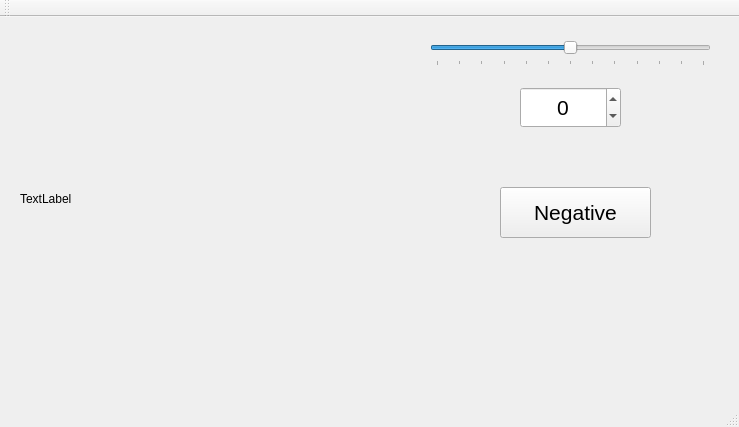
Old version of the form mainwindow.ui in the repository ahmetcihan/opencv_playground.
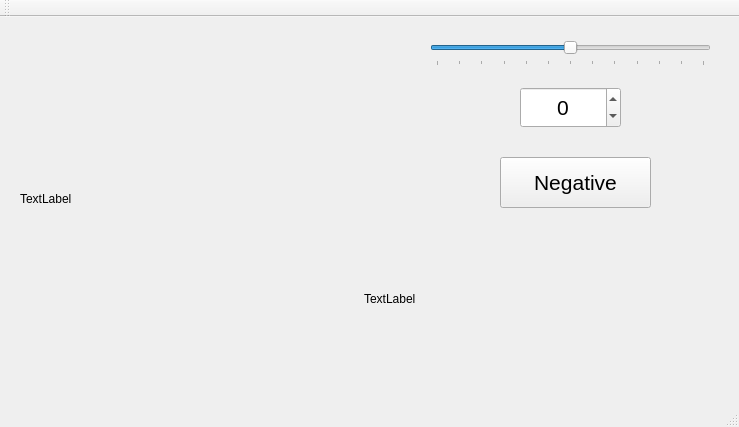
New version of the form.

```diff
--- a/mainwindow.ui
+++ b/mainwindow.ui
@@ -31,7 +31,7 @@
     <property name="geometry">
      <rect>
       <x>500</x>
-      <y>170</y>
+      <y>140</y>
       <width>151</width>
       <height>51</height>
      </rect>
@@ -94,6 +94,19 @@
      <number>360</number>
     </property>
    </widget>
+   <widget class="QLabel" name="label_video">
+    <property name="geometry">
+     <rect>
+      <x>364</x>
+      <y>220</y>
+      <width>360</width>
+      <height>124</height>
+     </rect>
+    </property>
+    <property name="text">
+     <string>TextLabel</string>
+    </property>
+   </widget>
   </widget>
   <widget class="QMenuBar" name="menuBar">
    <property name="geometry">
```
